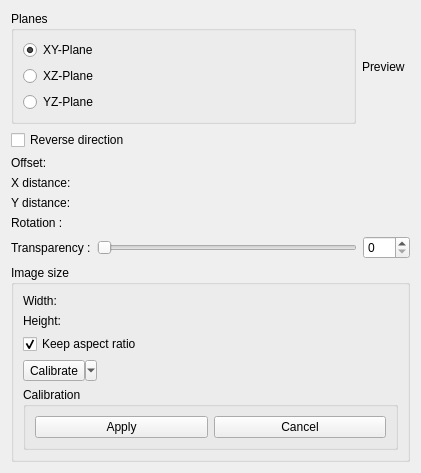
Above: src/Gui/TaskView/TaskImage.ui from southseact-3d/fcd before the change. Below: the same form after it.
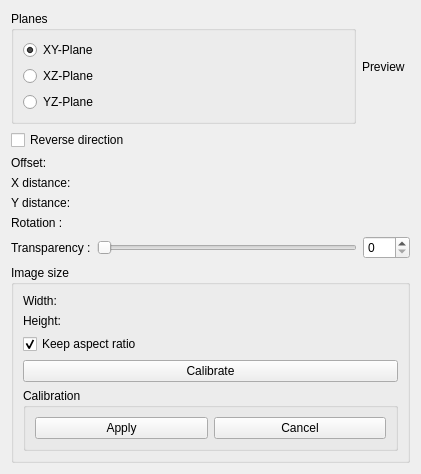
That is the form after the change. Custom widgets are drawn as their Qt base class.

Commit message: TaskImage: Remove 'outside picture' mode.

The edit to the form file:
```diff
--- a/src/Gui/TaskView/TaskImage.ui
+++ b/src/Gui/TaskView/TaskImage.ui
@@ -242,16 +242,13 @@
        </widget>
       </item>
 	  <item row="3" column="0" colspan="2">
-       <widget class="QToolButton" name="pushButtonScale">
+       <widget class="QPushButton" name="pushButtonScale">
         <property name="toolTip">
          <string>Interactively scale the image by setting a length between two points of the image.</string>
         </property>
         <property name="text">
          <string>Calibrate</string>
         </property>
-        <property name="popupMode">
-         <enum>QToolButton::MenuButtonPopup</enum>
-        </property>
        </widget>
       </item>
 	  <item row="4" column="0" colspan="2">
```
The commit also changes 2 other files.
